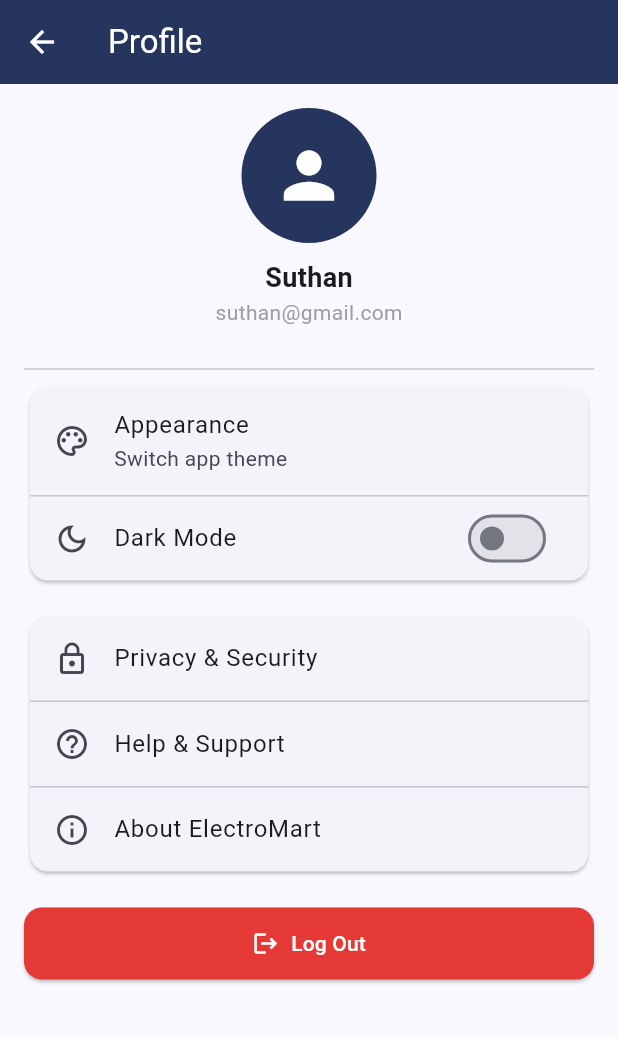
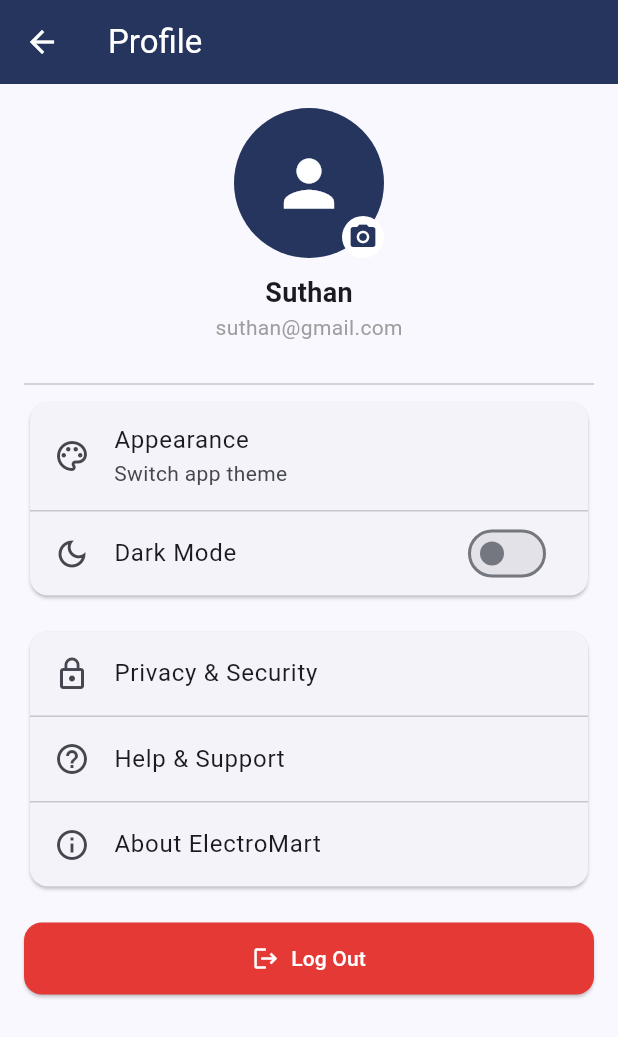
Before and after one commit to SuthanK10/ElectroMartApp, a Flutter app: the ProfileScreen screen opened directly, on a phone screen of 412 x 824 dp. Shown: the top 1037 px of the screen. Run offline on Flutter 3.47's test engine with Material 3 defaults, Android fonts, the phone set to English and light mode, and no system bars; our stand-ins replace connectivity_plus, geolocator, image_picker, share_plus, shared_preferences; accounts and stored records are empty.

Commit message:
feat: Implement cart management with location services and add a profile screen.

```diff
--- a/lib/screens/profile.dart
+++ b/lib/screens/profile.dart
@@ -1,9 +1,38 @@
+import 'dart:io';
+import 'package:flutter/foundation.dart'; // For kIsWeb
 import 'package:flutter/material.dart';
+import 'package:image_picker/image_picker.dart';
 import '../theme_controller.dart';
 import 'login.dart'; // to use savedName/savedEmail
 
-class ProfileScreen extends StatelessWidget {
+class ProfileScreen extends StatefulWidget {
   const ProfileScreen({super.key});
+
+  @override
+  State<ProfileScreen> createState() => _ProfileScreenState();
+}
+
+class _ProfileScreenState extends State<ProfileScreen> {
+  XFile? _pickedFile;
+
+  Future<void> _pickImage() async {
+    final picker = ImagePicker();
+    final picked = await picker.pickImage(source: ImageSource.gallery);
+
+    if (picked != null) {
+      setState(() {
+        _pickedFile = picked;
+      });
+    }
+  }
+
+  ImageProvider? _getImageProvider() {
+    if (_pickedFile == null) return null;
+    if (kIsWeb) {
+      return NetworkImage(_pickedFile!.path);
+    }
+    return FileImage(File(_pickedFile!.path));
+  }
 
   @override
   Widget build(BuildContext context) {
@@ -21,10 +50,40 @@
           Center(
             child: Column(
               children: [
-                const CircleAvatar(
-                  radius: 45,
-                  backgroundColor: Color(0xFF25355E),
-                  child: Icon(Icons.person, size: 50, color: Colors.white),
+                Stack(
+                  children: [
+                    GestureDetector(
+                      onTap: _pickImage,
+                      child: CircleAvatar(
+                        radius: 50,
+                        backgroundColor: const Color(0xFF25355E),
+                        backgroundImage: _getImageProvider(),
+                        child: _pickedFile == null
+                            ? const Icon(
+                                Icons.person,
+                                size: 50,
+                                color: Colors.white,
+                              )
+                            : null,
+                      ),
+                    ),
+                    Positioned(
+                      bottom: 0,
+                      right: 0,
+                      child: Container(
+                        padding: const EdgeInsets.all(4),
+                        decoration: const BoxDecoration(
+                          color: Colors.white,
+                          shape: BoxShape.circle,
+                        ),
+                        child: const Icon(
+                          Icons.camera_alt,
+                          size: 20,
+                          color: Color(0xFF25355E),
+                        ),
+                      ),
+                    ),
+                  ],
                 ),
                 const SizedBox(height: 10),
                 Text(
@@ -61,9 +120,7 @@
                       secondary: const Icon(Icons.dark_mode_outlined),
                       value: isDark,
                       onChanged: (value) {
-                        value
-                            ? controller.setDark()
-                            : controller.setLight();
+                        value ? controller.setDark() : controller.setLight();
                       },
                       activeColor: const Color(0xFF25355E),
                     );
@@ -77,16 +134,19 @@
             child: Column(
               children: [
                 ListTile(
-                    leading: Icon(Icons.lock_outline),
-                    title: Text('Privacy & Security')),
+                  leading: Icon(Icons.lock_outline),
+                  title: Text('Privacy & Security'),
+                ),
                 Divider(height: 1),
                 ListTile(
-                    leading: Icon(Icons.help_outline),
-                    title: Text('Help & Support')),
+                  leading: Icon(Icons.help_outline),
+                  title: Text('Help & Support'),
+                ),
                 Divider(height: 1),
                 ListTile(
-                    leading: Icon(Icons.info_outline),
-                    title: Text('About ElectroMart')),
+                  leading: Icon(Icons.info_outline),
+                  title: Text('About ElectroMart'),
+                ),
               ],
             ),
           ),
@@ -101,8 +161,10 @@
               style: ElevatedButton.styleFrom(
                 backgroundColor: Colors.red.shade600,
                 foregroundColor: Colors.white,
-                padding:
-                    const EdgeInsets.symmetric(vertical: 14, horizontal: 20),
+                padding: const EdgeInsets.symmetric(
+                  vertical: 14,
+                  horizontal: 20,
+                ),
                 shape: RoundedRectangleBorder(
                   borderRadius: BorderRadius.circular(12),
                 ),
--- a/pubspec.yaml
+++ b/pubspec.yaml
@@ -40,6 +40,7 @@
   connectivity_plus: ^7.0.0
   geolocator: ^14.0.2
   share_plus: ^12.0.1
+  image_picker: ^1.2.1
 
 dev_dependencies:
   flutter_test:
```
Also changed, not shown: lib/screens/cart.dart (+8 -2 lines), pubspec.lock, 5 other files.
